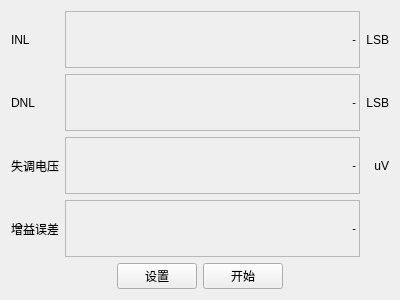
Above: trunk/soft/zebra-tester/qstatictestwidget.ui from Quenii/ADCEVM-minor before the change. Below: the same form after it.
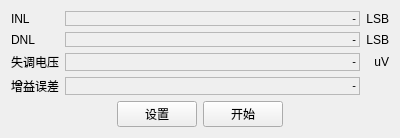
That is the form after the change. Custom widgets are drawn as their Qt base class.

What changed in the file:
```diff
--- a/trunk/soft/zebra-tester/qstatictestwidget.ui
+++ b/trunk/soft/zebra-tester/qstatictestwidget.ui
@@ -7,7 +7,7 @@
     <x>0</x>
     <y>0</y>
     <width>400</width>
-    <height>300</height>
+    <height>129</height>
    </rect>
   </property>
   <property name="windowTitle">
```
